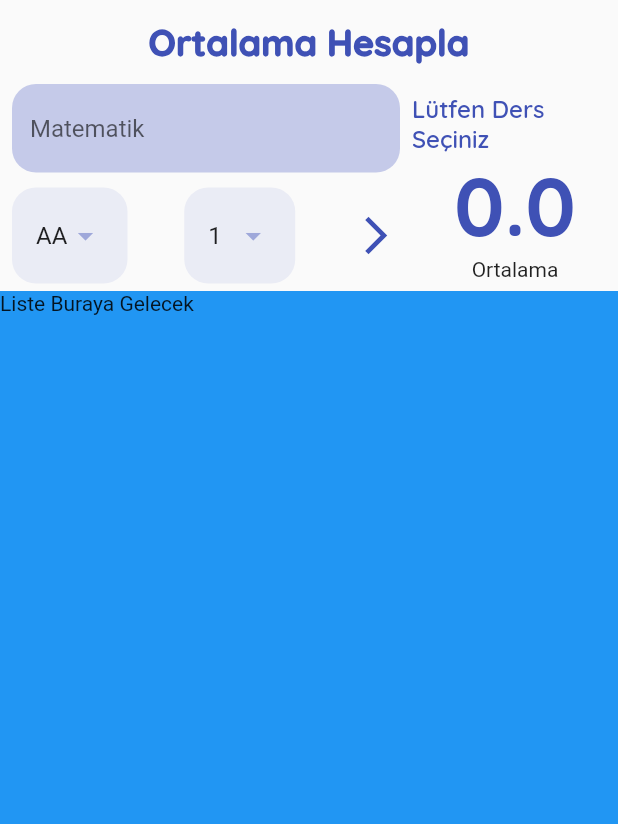
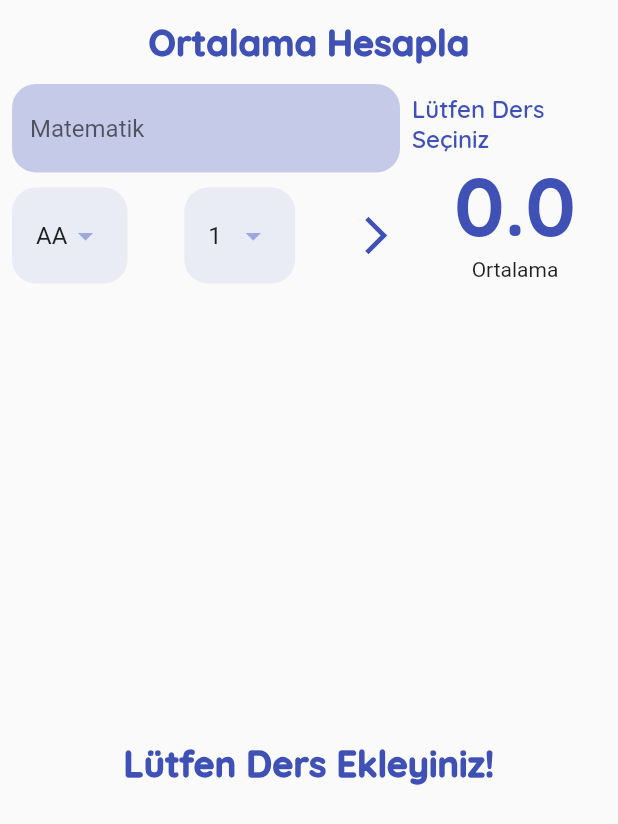
Before and after one commit to mertkavrayici/Grade-Average-Calculator, a Flutter app: the screen it shows after launch, on a phone screen of 412 x 824 dp. Shown: the top 824 px of the screen. Run offline on Flutter 3.47's test engine with Material 2 defaults, Android fonts, the phone set to English and light mode, and no system bars; our stand-ins replace google_fonts.

Commit message:
Third Post

```diff
--- /dev/null
+++ b/lib/lesson_list.dart
@@ -0,0 +1,60 @@
+import 'package:calculatorgradeaverage/constants/constants.dart';
+import 'package:calculatorgradeaverage/data/average_data.dart';
+import 'package:flutter/cupertino.dart';
+import 'package:flutter/material.dart';
+import 'package:google_fonts/google_fonts.dart';
+
+class LessonList extends StatelessWidget{
+
+  final Function onDismiss;
+
+
+  const LessonList({required this.onDismiss,Key? key}): super(key:key);
+
+
+  @override
+  Widget build(BuildContext context) {
+
+    return DataHelper.allAddLessons.length > 0 ? ListView.builder(itemCount:DataHelper.allAddLessons.length ,itemBuilder: (context,index){
+
+      return Dismissible(
+        key: UniqueKey(),
+
+        direction: DismissDirection.startToEnd,
+          onDismissed: (a){
+
+         onDismiss(index);
+
+          },
+
+          child : Padding(padding: const EdgeInsets.all(5.0),
+            child: Card(
+
+              child: ListTile(
+                title: Text(DataHelper.allAddLessons[index].name),
+                leading: CircleAvatar(
+                  backgroundColor: Constants.primaryColor,
+                  child: Text((DataHelper.allAddLessons[index].letterValue * DataHelper.allAddLessons[index].creditValue).toStringAsFixed(0),style:GoogleFonts.amethysta() ,),
+                ),
+                subtitle: Text('${DataHelper.allAddLessons[index].creditValue} Kredi, Not Değeri${DataHelper.allAddLessons[index].letterValue}'),
+              ),
+            ),
+
+          ),
+      );
+    }): Container(
+      child : Center(
+
+      child: Text("Lütfen Ders Ekleyiniz!",textAlign: TextAlign.center,style: Constants.textStyle, ),
+    )
+
+
+    )
+
+    ;
+
+
+  }
+
+
+}
--- a/lib/screens/calculate_average_screen.dart
+++ b/lib/screens/calculate_average_screen.dart
@@ -1,5 +1,6 @@
 import 'package:calculatorgradeaverage/data/average_data.dart';
 import 'package:calculatorgradeaverage/constants/constants.dart';
+import 'package:calculatorgradeaverage/lesson_list.dart';
 import 'package:calculatorgradeaverage/model/lessons.dart';
 import 'package:calculatorgradeaverage/show_average.dart';
 import 'package:flutter/cupertino.dart';
@@ -23,6 +24,7 @@ class _CalculateAverageScreenState extends State<CalculateAverageScreen> {
   @override
   Widget build(BuildContext context) {
     return Scaffold(
+      resizeToAvoidBottomInset: false,
         appBar: AppBar(
           backgroundColor: Colors.transparent,
           elevation: 0,
@@ -51,10 +53,22 @@ class _CalculateAverageScreenState extends State<CalculateAverageScreen> {
             ),
             //list
             Expanded(
-                child: Container(
-              child: Text("Liste Buraya Gelecek"),
-              color: Colors.blue,
-            ))
+                child:LessonList(onDismiss:
+
+                (index){
+
+
+                  DataHelper.allAddLessons.removeAt(index);
+                  setState(() {
+
+
+                  });
+    },
+            ),
+
+
+                ),
+
           ],
         ));
   }
```
